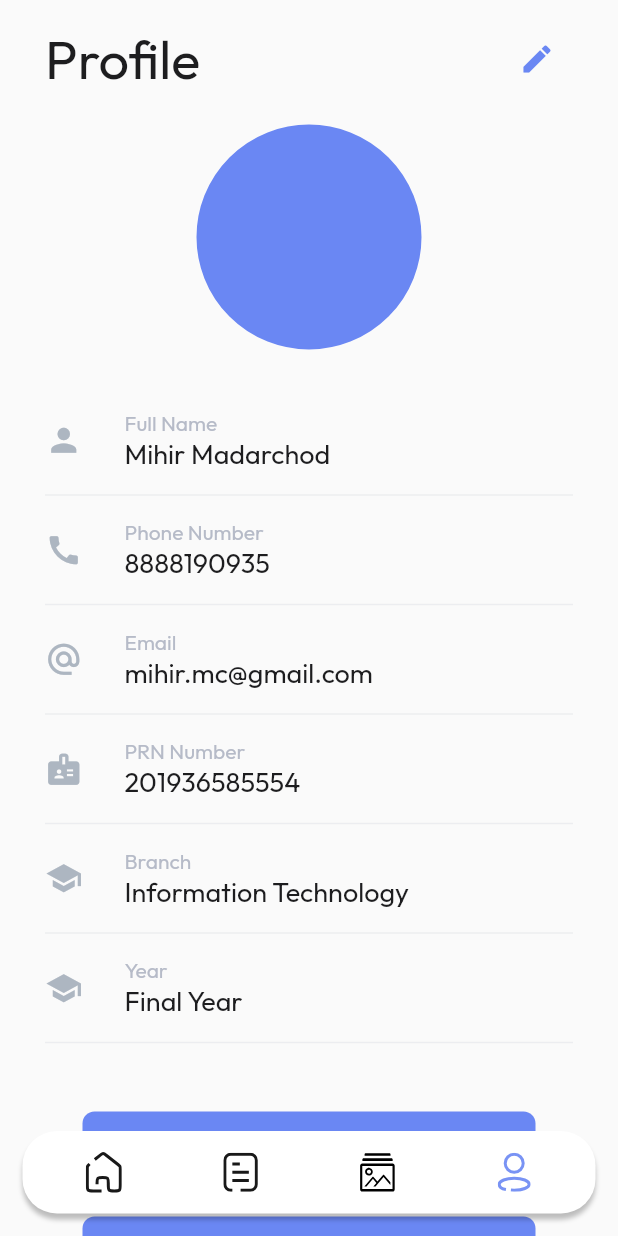
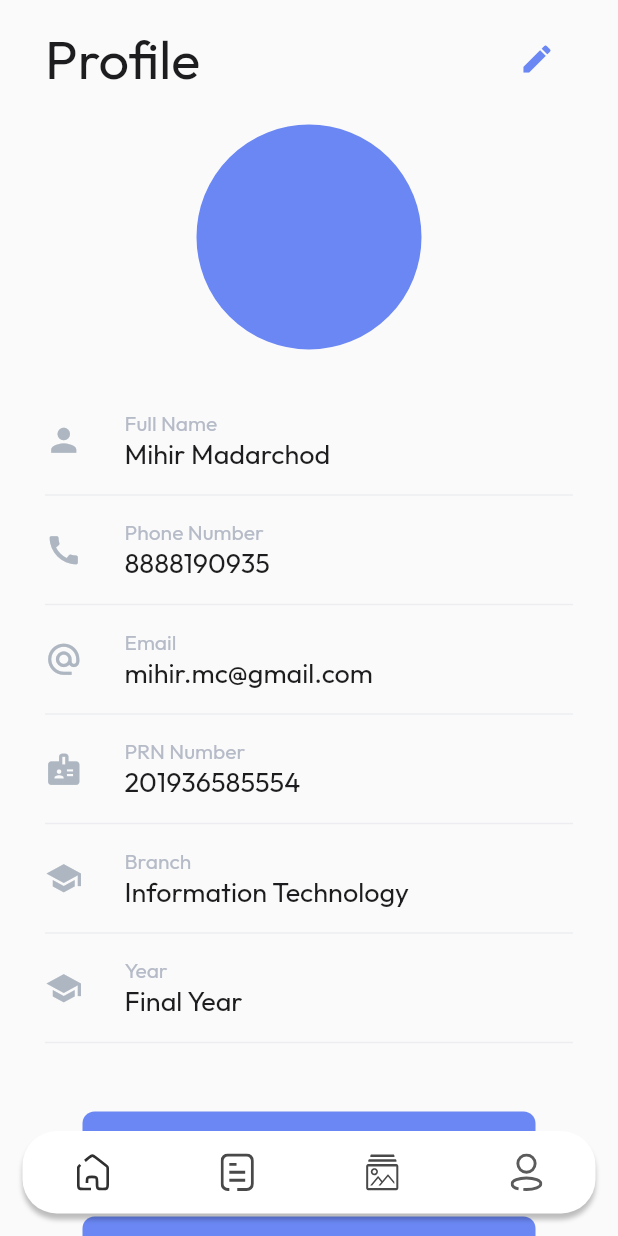
Before and after one commit to aniketujgare/Fraternity-of-Information-Technology, a Flutter app: the FITUINavigator screen opened directly, item 4 of the bottom bar chosen, on a phone screen of 412 x 824 dp. Run offline on Flutter 3.47's test engine with Material 2 defaults, Android fonts, the phone set to English and light mode, and no system bars; our stand-ins replace dropdown_button2, equatable, flutter_bloc, flutter_svg; network calls fail.

Commit message:
Revert "Selected Bottom Nav Bar Item in blue color"
This reverts commit b87ac39ada6493c3c9f6a9478f29901877ccf5d7.

```diff
--- a/lib/widgets/fit_app_bar.dart
+++ b/lib/widgets/fit_app_bar.dart
@@ -2,7 +2,6 @@ import 'package:flutter/material.dart';
 import 'package:flutter_bloc/flutter_bloc.dart';
 import 'package:flutter_svg/flutter_svg.dart';
 import 'package:fraternity_of_information_technology/bloc/app_navigator_cubit/app_navigator_cubit.dart';
-import 'package:fraternity_of_information_technology/utils/constants.dart';
 
 class FITBottomNavBar extends StatelessWidget {
   const FITBottomNavBar({super.key});
@@ -15,6 +14,7 @@ class FITBottomNavBar extends StatelessWidget {
         right: 15,
       ),
       child: Container(
+        padding: const EdgeInsets.symmetric(horizontal: 35, vertical: 15),
         width: double.infinity,
         height: 55,
         decoration: BoxDecoration(
@@ -29,57 +29,44 @@ class FITBottomNavBar extends StatelessWidget {
           ],
         ),
         child: Row(
-          mainAxisAlignment: MainAxisAlignment.spaceEvenly,
+          mainAxisAlignment: MainAxisAlignment.spaceBetween,
           crossAxisAlignment: CrossAxisAlignment.center,
           children: [
-            buildNavBarItems(
-              index: 0,
-              context: context,
-              svgIcon: 'assets/images/home_icon.svg',
+            GestureDetector(
+              child: SvgPicture.asset(
+                'assets/images/home_icon.svg',
+              ),
+              onTap: () {
+                context.read<AppNavigatorCubit>().gotoPageAtIndex(0);
+              },
             ),
-            buildNavBarItems(
-              index: 1,
-              context: context,
-              svgIcon: 'assets/images/notepad_icon.svg',
+            GestureDetector(
+              child: SvgPicture.asset(
+                'assets/images/notepad_icon.svg',
+              ),
+              onTap: () {
+                context.read<AppNavigatorCubit>().gotoPageAtIndex(1);
+              },
             ),
-            buildNavBarItems(
-              index: 2,
-              context: context,
-              svgIcon: 'assets/images/gallery_icon.svg',
+            GestureDetector(
+              child: SvgPicture.asset(
+                'assets/images/gallery_icon.svg',
+              ),
+              onTap: () {
+                context.read<AppNavigatorCubit>().gotoPageAtIndex(2);
+              },
             ),
-            buildNavBarItems(
-              index: 3,
-              context: context,
-              svgIcon: 'assets/images/profile_icon.svg',
+            GestureDetector(
+              child: SvgPicture.asset(
+                'assets/images/profile_icon.svg',
+              ),
+              onTap: () {
+                context.read<AppNavigatorCubit>().gotoPageAtIndex(3);
+              },
             ),
           ],
         ),
       ),
     );
   }
-
-  buildNavBarItems({
-    required BuildContext context,
-    required String svgIcon,
-    required int index,
-  }) {
-    return BlocBuilder<AppNavigatorCubit, AppNavigatorState>(
-      builder: (context, state) {
-        return IconButton(
-          onPressed: () {
-            context.read<AppNavigatorCubit>().gotoPageAtIndex(index);
-          },
-          splashRadius: 1,
-          padding: const EdgeInsets.symmetric(horizontal: 25),
-          icon: SvgPicture.asset(
-            svgIcon,
-            colorFilter: ColorFilter.mode(
-              state.index == index ? kPrimaryColor : Colors.black,
-              BlendMode.srcIn,
-            ),
-          ),
-        );
-      },
-    );
-  }
 }
```
